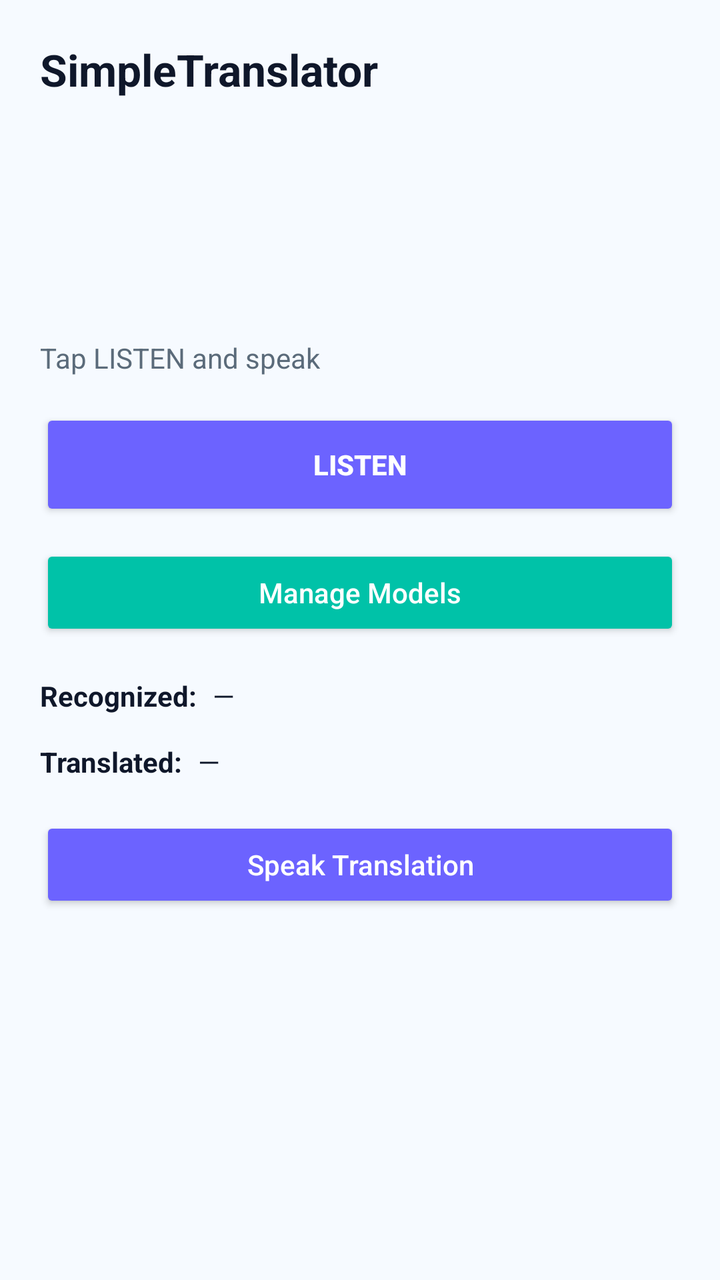
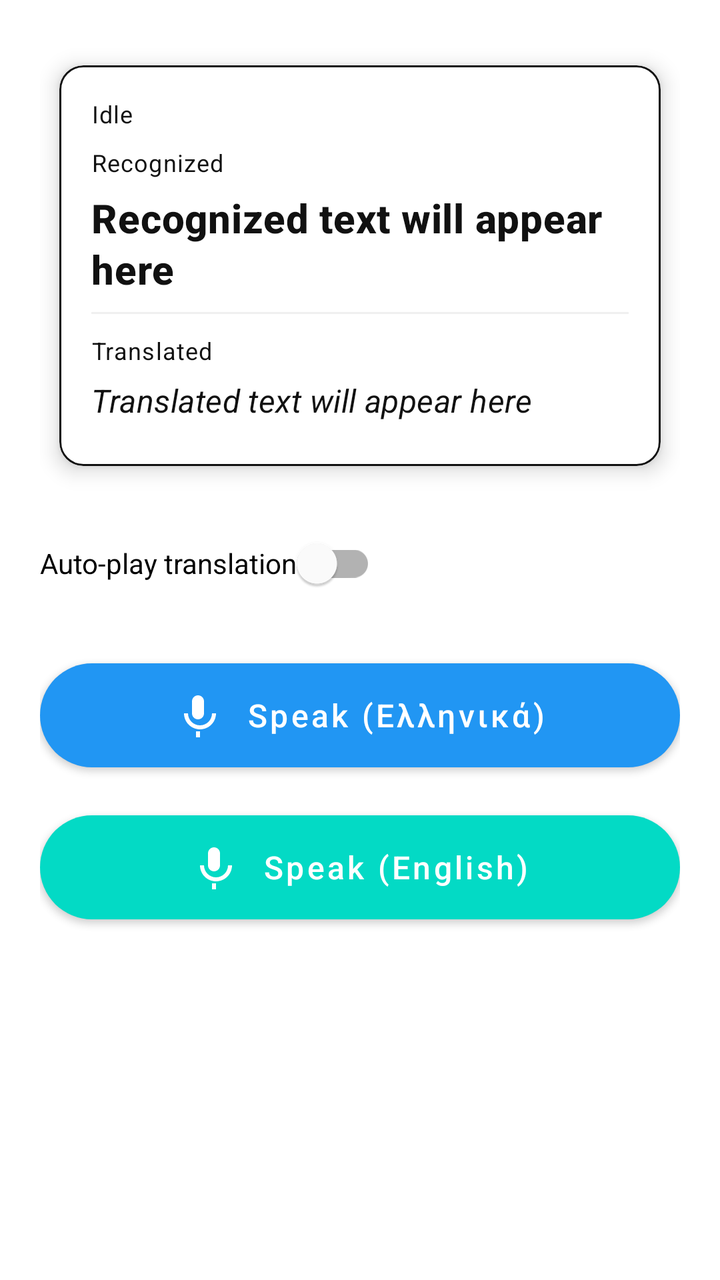

The first picture is an Android layout as it rendered before a commit; the second is the same layout after the commit. The layout source and the unified diff follow.
<!-- AndroidManifest.xml: application theme Theme.SimpleTranslator -->
<!-- res/layout/activity_main.xml -->
<?xml version="1.0" encoding="utf-8"?>
<androidx.constraintlayout.widget.ConstraintLayout
    xmlns:android="http://schemas.android.com/apk/res/android"
    xmlns:app="http://schemas.android.com/apk/res-auto"
    android:layout_width="match_parent"
    android:layout_height="match_parent"
    android:padding="20dp"
    android:background="@color/bg"> 

    <TextView
        android:id="@+id/tvTitle"
        android:layout_width="0dp"
        android:layout_height="wrap_content"
        android:text="SimpleTranslator"
        android:textSize="22sp"
        android:textStyle="bold"
        android:textColor="@color/primaryText"
        app:layout_constraintTop_toTopOf="parent"
        app:layout_constraintStart_toStartOf="parent"
        app:layout_constraintEnd_toEndOf="parent" />

    <ImageView
        android:id="@+id/imgLogo"
        android:layout_width="96dp"
        android:layout_height="96dp"
        android:layout_marginTop="12dp"
        android:contentDescription="App logo"
        android:src="@android:drawable/sym_def_app_icon"
        app:layout_constraintTop_toBottomOf="@id/tvTitle"
        app:layout_constraintStart_toStartOf="parent"
        app:layout_constraintEnd_toEndOf="parent" />

    <TextView
        android:id="@+id/tvStatus"
        android:layout_width="0dp"
        android:layout_height="wrap_content"
        android:text="Tap LISTEN and speak"
        android:textSize="14sp"
        android:textColor="@color/secondaryText"
        app:layout_constraintTop_toBottomOf="@id/imgLogo"
        app:layout_constraintStart_toStartOf="parent"
        app:layout_constraintEnd_toEndOf="parent"
        android:layout_marginTop="12dp"/>

    <Button
        android:id="@+id/btnListen"
        android:layout_width="0dp"
        android:layout_height="56dp"
        android:text="LISTEN"
        android:textAllCaps="false"
        android:textStyle="bold"
        android:backgroundTint="@color/accent"
        android:textColor="@color/buttonText"
        android:layout_marginTop="16dp"
        app:layout_constraintTop_toBottomOf="@id/tvStatus"
        app:layout_constraintStart_toStartOf="parent"
        app:layout_constraintEnd_toEndOf="parent"
        android:shape="rectangle"/>

    <Button
        android:id="@+id/btnManageModels"
        android:layout_width="0dp"
        android:layout_height="48dp"
        android:text="Manage Models"
        android:textAllCaps="false"
        android:backgroundTint="@color/secondaryAccent"
        android:textColor="@color/buttonText"
        android:layout_marginTop="12dp"
        app:layout_constraintTop_toBottomOf="@id/btnListen"
        app:layout_constraintStart_toStartOf="parent"
        app:layout_constraintEnd_toEndOf="parent"/>

    <TextView
        android:id="@+id/tvRecognizedLabel"
        android:layout_width="wrap_content"
        android:layout_height="wrap_content"
        android:text="Recognized:"
        android:textStyle="bold"
        android:textColor="@color/primaryText"
        app:layout_constraintTop_toBottomOf="@id/btnManageModels"
        app:layout_constraintStart_toStartOf="parent"
        android:layout_marginTop="18dp"/>

    <TextView
        android:id="@+id/tvRecognized"
        android:layout_width="0dp"
        android:layout_height="wrap_content"
        android:text="—"
        android:textColor="@color/primaryText"
        app:layout_constraintTop_toBottomOf="@id/btnManageModels"
        app:layout_constraintStart_toEndOf="@id/tvRecognizedLabel"
        app:layout_constraintEnd_toEndOf="parent"
        android:layout_marginStart="8dp"
        android:layout_marginTop="18dp"/>

    <TextView
        android:id="@+id/tvTranslatedLabel"
        android:layout_width="wrap_content"
        android:layout_height="wrap_content"
        android:text="Translated:"
        android:textStyle="bold"
        android:textColor="@color/primaryText"
        app:layout_constraintTop_toBottomOf="@id/tvRecognized"
        app:layout_constraintStart_toStartOf="parent"
        android:layout_marginTop="14dp"/>

    <TextView
        android:id="@+id/tvTranslated"
        android:layout_width="0dp"
        android:layout_height="wrap_content"
        android:text="—"
        android:textColor="@color/primaryText"
        app:layout_constraintTop_toBottomOf="@id/tvRecognized"
        app:layout_constraintStart_toEndOf="@id/tvTranslatedLabel"
        app:layout_constraintEnd_toEndOf="parent"
        android:layout_marginStart="8dp"
        android:layout_marginTop="14dp"/>

    <Button
        android:id="@+id/btnSpeakTranslation"
        android:layout_width="0dp"
        android:layout_height="48dp"
        android:text="Speak Translation"
        android:textAllCaps="false"
        android:backgroundTint="@color/accent"
        android:textColor="@color/buttonText"
        app:layout_constraintTop_toBottomOf="@id/tvTranslated"
        app:layout_constraintStart_toStartOf="parent"
        app:layout_constraintEnd_toEndOf="parent"
        android:layout_marginTop="18dp"/>

</androidx.constraintlayout.widget.ConstraintLayout>
<!-- resources referenced by this layout -->
<resources>
  <color name="accent">#6C63FF</color>
  <color name="bg">#F6FAFF</color>
  <color name="buttonText">#FFFFFF</color>
  <color name="primaryText">#0F172A</color>
  <color name="secondaryAccent">#00C2A8</color>
  <color name="secondaryText">#5B6B7A</color>
  <style name="Theme.SimpleTranslator" parent="Theme.MaterialComponents.DayNight.NoActionBar">
          <item name="colorPrimary">#6C63FF</item>
          <item name="colorPrimaryVariant">#5A54E6</item>
          <item name="colorOnPrimary">#FFFFFF</item>
          <item name="android:statusBarColor">#6C63FF</item>
      </style>
</resources>

<!-- the commit's change to res/layout/activity_main.xml (unified diff, before → after) -->
@@ -2,131 +2,165 @@
 <androidx.constraintlayout.widget.ConstraintLayout
     xmlns:android="http://schemas.android.com/apk/res/android"
     xmlns:app="http://schemas.android.com/apk/res-auto"
+    android:id="@+id/root"
     android:layout_width="match_parent"
     android:layout_height="match_parent"
     android:padding="20dp"
-    android:background="@color/bg"> 
+    android:background="?attr/colorSurface">
 
-    <TextView
-        android:id="@+id/tvTitle"
+    
+    <com.google.android.material.card.MaterialCardView
+        android:id="@+id/cardConversation"
         android:layout_width="0dp"
         android:layout_height="wrap_content"
-        android:text="SimpleTranslator"
-        android:textSize="22sp"
-        android:textStyle="bold"
-        android:textColor="@color/primaryText"
+        app:cardCornerRadius="12dp"
+        app:cardElevation="6dp"
+        app:cardUseCompatPadding="true"
+        app:cardBackgroundColor="?attr/colorSurface"
+        app:strokeColor="?attr/colorOnSurface"
+        app:strokeWidth="1dp"
         app:layout_constraintTop_toTopOf="parent"
         app:layout_constraintStart_toStartOf="parent"
-        app:layout_constraintEnd_toEndOf="parent" />
+        app:layout_constraintEnd_toEndOf="parent"
+        android:layout_marginBottom="12dp">
 
-    <ImageView
-        android:id="@+id/imgLogo"
-        android:layout_width="96dp"
-        android:layout_height="96dp"
+        <LinearLayout
+            android:layout_width="match_parent"
+            android:layout_height="wrap_content"
+            android:orientation="vertical"
+            android:padding="16dp">
+
+            
+            <TextView
+                android:id="@+id/tvStatus"
+                android:layout_width="match_parent"
+                android:layout_height="wrap_content"
+                android:text="@string/status_idle"
+                android:textColor="?attr/colorOnSurface"
+                android:textAppearance="?attr/textAppearanceCaption"
+                android:importantForAccessibility="yes"
+                android:contentDescription="@string/cd_status" />
+
+            <View android:layout_width="match_parent" android:layout_height="8dp" />
+
+            
+            <TextView
+                android:id="@+id/labelRecognized"
+                android:layout_width="match_parent"
+                android:layout_height="wrap_content"
+                android:text="@string/label_recognized"
+                android:textColor="?attr/colorOnSurface"
+                android:textAppearance="?attr/textAppearanceCaption" />
+
+            
+            <TextView
+                android:id="@+id/tvRecognized"
+                android:layout_width="match_parent"
+                android:layout_height="wrap_content"
+                android:text="@string/recognized_placeholder"
+                android:textColor="?attr/colorOnSurface"
+                android:textAppearance="?attr/textAppearanceHeadline6"
+                android:textStyle="bold"
+                android:paddingTop="6dp"
+                android:paddingBottom="8dp"
+                android:textIsSelectable="true"
+                android:lineSpacingExtra="2dp"/>
+
+            
+            <View
+                android:layout_width="match_parent"
+                android:layout_height="1dp"
+                android:background="?attr/colorOnSurface"
+                android:alpha="0.06" />
+
+            
+            <TextView
+                android:id="@+id/labelTranslated"
+                android:layout_width="match_parent"
+                android:layout_height="wrap_content"
+                android:text="@string/label_translated"
+                android:textColor="?attr/colorOnSurface"
+                android:textAppearance="?attr/textAppearanceCaption"
+                android:layout_marginTop="10dp"/>
+
+            
+            <TextView
+                android:id="@+id/tvTranslated"
+                android:layout_width="match_parent"
+                android:layout_height="wrap_content"
+                android:text="@string/translated_placeholder"
+                android:textColor="?attr/colorOnSurface"
+                android:textAppearance="?attr/textAppearanceSubtitle1"
+                android:textStyle="italic"
+                android:paddingTop="6dp"
+                android:paddingBottom="6dp"
+                android:textIsSelectable="true"
+                android:lineSpacingExtra="2dp"/>
+
+        </LinearLayout>
+    </com.google.android.material.card.MaterialCardView>
+
+    
+    <ProgressBar
+        android:id="@+id/progressBar"
+        style="?android:attr/progressBarStyle"
+        android:layout_width="40dp"
+        android:layout_height="40dp"
+        android:indeterminate="true"
+        android:visibility="gone"
+        app:layout_constraintTop_toBottomOf="@id/cardConversation"
         android:layout_marginTop="12dp"
-        android:contentDescription="App logo"
-        android:src="@android:drawable/sym_def_app_icon"
-        app:layout_constraintTop_toBottomOf="@id/tvTitle"
-        app:layout_constraintStart_toStartOf="parent"
-        app:layout_constraintEnd_toEndOf="parent" />
-
-    <TextView
-        android:id="@+id/tvStatus"
-        android:layout_width="0dp"
-        android:layout_height="wrap_content"
-        android:text="Tap LISTEN and speak"
-        android:textSize="14sp"
-        android:textColor="@color/secondaryText"
-        app:layout_constraintTop_toBottomOf="@id/imgLogo"
-        app:layout_constraintStart_toStartOf="parent"
-        app:layout_constraintEnd_toEndOf="parent"
-        android:layout_marginTop="12dp"/>
-
-    <Button
-        android:id="@+id/btnListen"
-        android:layout_width="0dp"
-        android:layout_height="56dp"
-        android:text="LISTEN"
-        android:textAllCaps="false"
-        android:textStyle="bold"
-        android:backgroundTint="@color/accent"
-        android:textColor="@color/buttonText"
-        android:layout_marginTop="16dp"
-        app:layout_constraintTop_toBottomOf="@id/tvStatus"
-        app:layout_constraintStart_toStartOf="parent"
-        app:layout_constraintEnd_toEndOf="parent"
-        android:shape="rectangle"/>
-
-    <Button
-        android:id="@+id/btnManageModels"
-        android:layout_width="0dp"
-        android:layout_height="48dp"
-        android:text="Manage Models"
-        android:textAllCaps="false"
-        android:backgroundTint="@color/secondaryAccent"
-        android:textColor="@color/buttonText"
-        android:layout_marginTop="12dp"
-        app:layout_constraintTop_toBottomOf="@id/btnListen"
         app:layout_constraintStart_toStartOf="parent"
         app:layout_constraintEnd_toEndOf="parent"/>
 
-    <TextView
-        android:id="@+id/tvRecognizedLabel"
+    
+    <com.google.android.material.switchmaterial.SwitchMaterial
+        android:id="@+id/switchAutoPlay"
         android:layout_width="wrap_content"
         android:layout_height="wrap_content"
-        android:text="Recognized:"
-        android:textStyle="bold"
-        android:textColor="@color/primaryText"
-        app:layout_constraintTop_toBottomOf="@id/btnManageModels"
+        android:text="@string/auto_play_label"
+        app:layout_constraintTop_toBottomOf="@id/progressBar"
+        android:layout_marginTop="12dp"
+        app:layout_constraintStart_toStartOf="parent" />
+
+    
+    <com.google.android.material.button.MaterialButton
+        android:id="@+id/btnSpeakEl"
+        style="@style/Widget.MyApp.RoundedButton"
+        android:layout_width="0dp"
+        android:layout_height="64dp"
+        android:text="@string/btn_speak_greek"
+        android:textAllCaps="false"
+        android:textColor="?attr/colorOnPrimary"
+        app:cornerRadius="32dp"
+        app:icon="@drawable/ic_mic"
+        app:iconTint="?attr/colorOnPrimary"
+        app:iconGravity="textStart"
+        app:iconPadding="12dp"
+        app:backgroundTint="?attr/colorPrimary"
+        app:layout_constraintTop_toBottomOf="@id/switchAutoPlay"
+        android:layout_marginTop="20dp"
         app:layout_constraintStart_toStartOf="parent"
-        android:layout_marginTop="18dp"/>
+        app:layout_constraintEnd_toEndOf="parent"/>
 
-    <TextView
-        android:id="@+id/tvRecognized"
+    
+    <com.google.android.material.button.MaterialButton
+        android:id="@+id/btnSpeakEn"
+        style="@style/Widget.MyApp.RoundedButton"
         android:layout_width="0dp"
-        android:layout_height="wrap_content"
-        android:text="—"
-        android:textColor="@color/primaryText"
-        app:layout_constraintTop_toBottomOf="@id/btnManageModels"
-        app:layout_constraintStart_toEndOf="@id/tvRecognizedLabel"
-        app:layout_constraintEnd_toEndOf="parent"
-        android:layout_marginStart="8dp"
-        android:layout_marginTop="18dp"/>
-
-    <TextView
-        android:id="@+id/tvTranslatedLabel"
-        android:layout_width="wrap_content"
-        android:layout_height="wrap_content"
-        android:text="Translated:"
-        android:textStyle="bold"
-        android:textColor="@color/primaryText"
-        app:layout_constraintTop_toBottomOf="@id/tvRecognized"
+        android:layout_height="64dp"
+        android:text="@string/btn_speak_english"
+        android:textAllCaps="false"
+        android:textColor="?attr/colorOnPrimary"
+        app:cornerRadius="32dp"
+        app:icon="@drawable/ic_mic"
+        app:iconTint="?attr/colorOnPrimary"
+        app:iconGravity="textStart"
+        app:iconPadding="12dp"
+        app:backgroundTint="?attr/colorSecondary"
+        app:layout_constraintTop_toBottomOf="@id/btnSpeakEl"
+        android:layout_marginTop="12dp"
         app:layout_constraintStart_toStartOf="parent"
-        android:layout_marginTop="14dp"/>
-
-    <TextView
-        android:id="@+id/tvTranslated"
-        android:layout_width="0dp"
-        android:layout_height="wrap_content"
-        android:text="—"
-        android:textColor="@color/primaryText"
-        app:layout_constraintTop_toBottomOf="@id/tvRecognized"
-        app:layout_constraintStart_toEndOf="@id/tvTranslatedLabel"
-        app:layout_constraintEnd_toEndOf="parent"
-        android:layout_marginStart="8dp"
-        android:layout_marginTop="14dp"/>
-
-    <Button
-        android:id="@+id/btnSpeakTranslation"
-        android:layout_width="0dp"
-        android:layout_height="48dp"
-        android:text="Speak Translation"
-        android:textAllCaps="false"
-        android:backgroundTint="@color/accent"
-        android:textColor="@color/buttonText"
-        app:layout_constraintTop_toBottomOf="@id/tvTranslated"
-        app:layout_constraintStart_toStartOf="parent"
-        app:layout_constraintEnd_toEndOf="parent"
-        android:layout_marginTop="18dp"/>
+        app:layout_constraintEnd_toEndOf="parent"/>
 
 </androidx.constraintlayout.widget.ConstraintLayout>
<!-- resource entries referenced after the edit -->
@@ -1,16 +1,73 @@
 <!-- resources referenced by this layout -->
 <resources>
-  <color name="accent">#6C63FF</color>
-  <color name="bg">#F6FAFF</color>
-  <color name="buttonText">#FFFFFF</color>
-  <color name="primaryText">#0F172A</color>
-  <color name="secondaryAccent">#00C2A8</color>
-  <color name="secondaryText">#5B6B7A</color>
+  <!-- drawable ic_mic (drawable) -->
+  <?xml version="1.0" encoding="utf-8"?>
+  <vector xmlns:android="http://schemas.android.com/apk/res/android"
+      android:width="24dp"
+      android:height="24dp"
+      android:viewportWidth="24"
+      android:viewportHeight="24">
+  
+      
+      <path
+          android:fillColor="?attr/colorOnPrimary"
+          android:pathData="M12,14c1.66,0 3,-1.34 3,-3V5c0,-1.66 -1.34,-3 -3,-3s-3,1.34 -3,3v6c0,1.66 1.34,3 3,3z"/>
+  
+      
+      <path
+          android:fillColor="?attr/colorOnPrimary"
+          android:pathData="M19,11c0,3.31 -2.69,6 -6,6s-6,-2.69 -6,-6H5c0,4.42 3.58,8 8,8s8,-3.58 8,-8h-2z"/>
+  
+      
+      <path
+          android:fillColor="?attr/colorOnPrimary"
+          android:pathData="M11,20h2v3h-2z"/>
+  </vector>
+  <string name="auto_play_label">Auto-play translation</string>
+  <string name="btn_speak_english">Speak (English)</string>
+  <string name="btn_speak_greek">Speak (Ελληνικά)</string>
+  <string name="cd_status">Conversation status</string>
+  <string name="label_recognized">Recognized</string>
+  <string name="label_translated">Translated</string>
+  <string name="recognized_placeholder">Recognized text will appear here</string>
+  <string name="status_idle">Idle</string>
+  <string name="translated_placeholder">Translated text will appear here</string>
+  <style name="Widget.MyApp.RoundedButton" parent="Widget.MaterialComponents.Button">
+          <item name="android:textAllCaps">false</item>
+          <item name="android:textSize">16sp</item>
+  
+          
+          <item name="android:paddingLeft">20dp</item>
+          <item name="android:paddingRight">20dp</item>
+          <item name="android:paddingTop">10dp</item>
+          <item name="android:paddingBottom">10dp</item>
+  
+          <item name="elevation">6dp</item>
+      </style>
   <style name="Theme.SimpleTranslator" parent="Theme.MaterialComponents.DayNight.NoActionBar">
-          <item name="colorPrimary">#6C63FF</item>
-          <item name="colorPrimaryVariant">#5A54E6</item>
-          <item name="colorOnPrimary">#FFFFFF</item>
-          <item name="android:statusBarColor">#6C63FF</item>
+          
+          <item name="colorPrimary">@color/md_blue_500</item>
+          <item name="colorPrimaryVariant">@color/md_purple_500</item>
+          <item name="colorOnPrimary">@color/btn_text</item>
+  
+          
+          <item name="colorSecondary">@color/colorSecondary</item>
+  
+          
+          <item name="colorSurface">@color/surface</item>
+          <item name="colorOnSurface">@color/onSurface</item>
+          
+          
+          <item name="android:colorBackground">@color/surface</item>
+  
+          
+          <item name="materialButtonStyle">@style/Widget.MyApp.RoundedButton</item>
       </style>
+  <color name="md_blue_500">#2196F3</color>
+  <color name="md_purple_500">#7C4DFF</color>
+  <color name="btn_text">#FFFFFF</color>
+  <color name="colorSecondary">#03DAC5</color>
+  <color name="surface">#FFFFFF</color>
+  <color name="onSurface">#111111</color>
 </resources>
 
